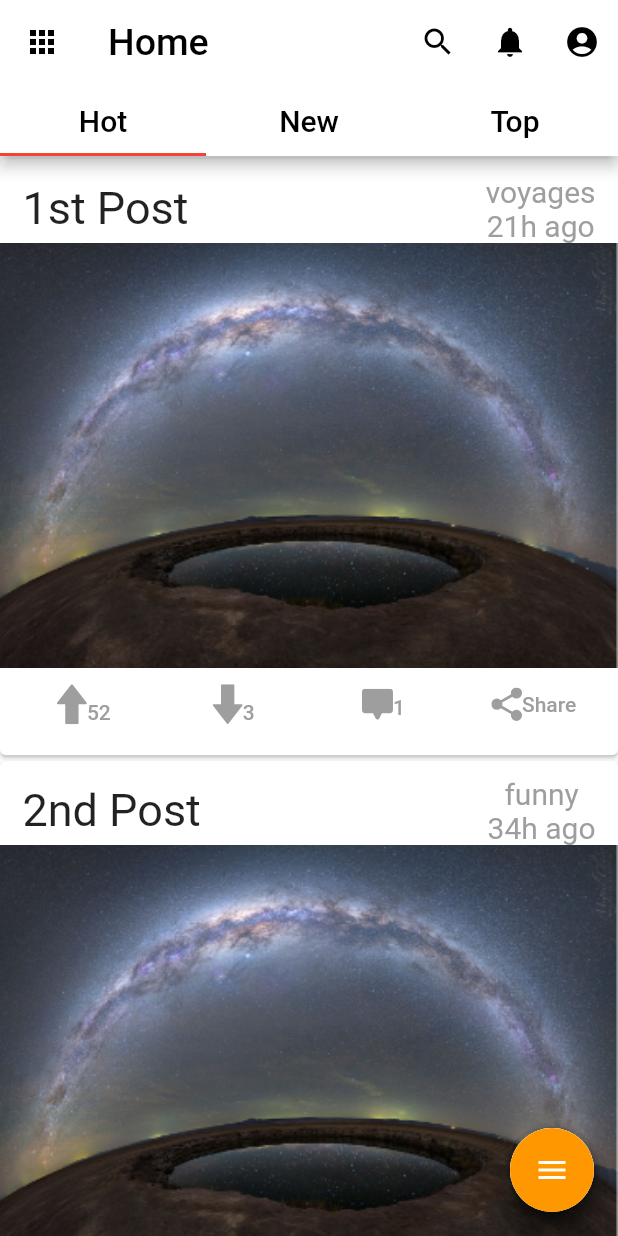
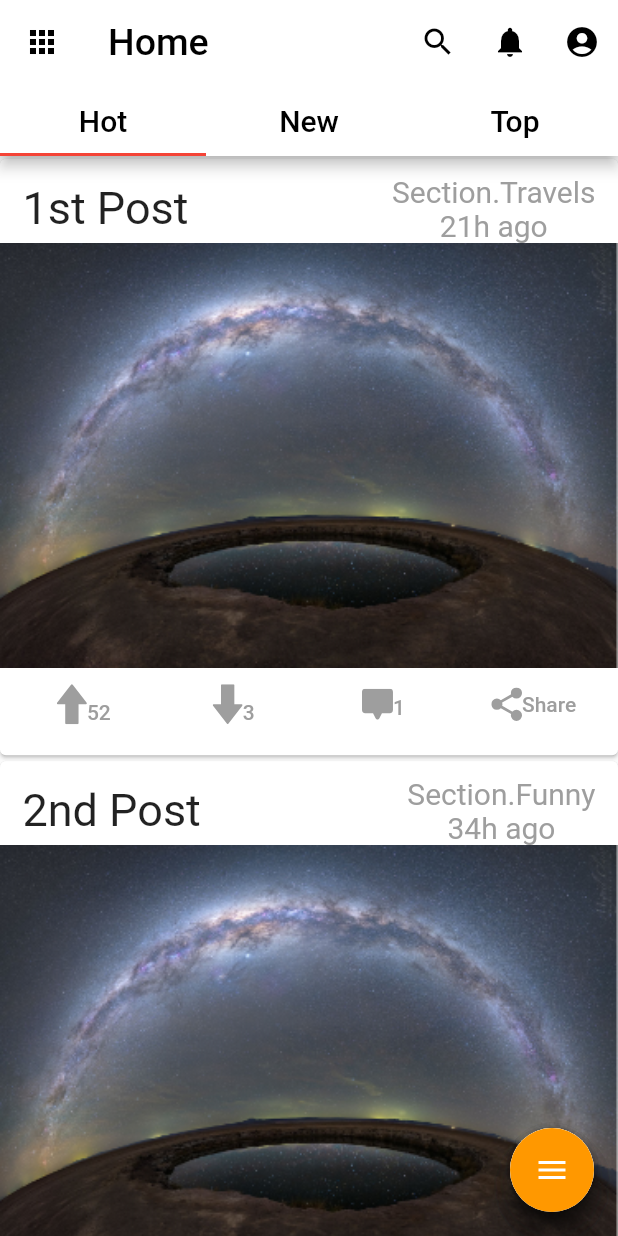
Before and after one commit to TeamInspireMe/InspireMe-Cli, a Flutter app: the Home screen opened directly, on a phone screen of 412 x 824 dp. Run offline on Flutter 3.47's test engine with Material 2 defaults, Android fonts, the phone set to English and light mode, and no system bars; our stand-ins replace flutter_svg.

Commit message:
added classes

```diff
--- a/inspire_me/lib/class/postclass.dart
+++ b/inspire_me/lib/class/postclass.dart
@@ -1,14 +1,17 @@
+import './user.dart';
+
 class Post {
   String title;
   DateTime hour;
   int likes;
   int dislikes;
   List<Comment> comments;
-  String url;
-  String category;
+  String content;
+  Section category;
   bool liked = false;
   bool disliked = false;
-  String user;
+  User user;
+  Type type;
 
   Post(
     this.title,
@@ -16,20 +19,21 @@ class Post {
     this.likes,
     this.dislikes,
     this.comments,
-    this.url,
+    this.content,
     this.category,
-    this.user
+    this.user,
+    this.type,
     );
 }
 
 class Comment{
   String text;
-  DateTime hour;
-  String user;
+  DateTime createdAt;
+  User user;
 
-  Comment(this.user,this.text,this.hour);
+  Comment(this.user,this.text,this.createdAt);
 }
 
-class Category{
-  //TODO
-}
+enum Section{Science,Travels,Funny,Motivation}
+
+enum Type{Text,Video,Photo}
--- /dev/null
+++ b/inspire_me/lib/class/user.dart
@@ -0,0 +1,9 @@
+class User{
+  String email;
+  String username;
+  String password;
+  DateTime createdAd;
+  String profilPic;
+
+  User(this.email,this.username,this.password,this.createdAd,this.profilPic);
+}
--- a/inspire_me/lib/screens/home.dart
+++ b/inspire_me/lib/screens/home.dart
@@ -2,6 +2,7 @@ import 'package:flutter/material.dart';
 import './postview.dart';
 import './addbutton.dart';
 import '../class/postclass.dart';
+import '../class/user.dart';
 
 class Home extends StatefulWidget {
   @override
@@ -12,34 +13,59 @@ class _HomeState extends State<Home> {
   List<Post> listPosts = [
     Post(
         '1st Post',
-        DateTime(2020,04,30,13,00),
+        DateTime(2020, 04, 30, 13, 00),
         52,
         3,
-        [Comment('Steevo','1st comment', DateTime(2020,04,30,12,30))] ,
+        [
+          Comment(
+              User('email', 'Steeve', 'password',
+                  DateTime(2020, 05, 01, 13, 00), 'profilPic'),
+              '1st comment',
+              DateTime(2020, 04, 30, 12, 30))
+        ],
         './assets/post1.png',
-        'voyages',
-        'Thomas'),
+        Section.Travels,
+        User('thomas@email.fr', 'Thomas', 'password',
+            DateTime(2020, 04, 30, 13, 00), 'profilPic'),
+        Type.Photo),
     Post(
         '2nd Post',
-        DateTime(2020,04,29,23,45),
+        DateTime(2020, 04, 29, 23, 45),
         15,
         1,
         [
-          Comment('Gab','Lorem ipsum dolor sit amet, consectetur adipiscing elit.', DateTime(2020,04,28,12,00)),
-          Comment('Marc','2nd comment', DateTime(2020,04,30,14,12))
-        ] ,
+          Comment(
+              User('email', 'Pierre', 'password',
+                  DateTime(2020, 05, 01, 13, 00), 'profilPic'),
+              'Lorem ipsum dolor sit amet, consectetur adipiscing elit.',
+              DateTime(2020, 04, 28, 12, 00)),
+          Comment(
+              User('email', 'Gab', 'password', DateTime(2020, 05, 01, 13, 00),
+                  'profilPic'),
+              '2nd comment',
+              DateTime(2020, 04, 30, 14, 12))
+        ],
         './assets/post1.png',
-        'funny',
-        'Jean'),
+        Section.Funny,
+        User('jean@email.fr', 'Jean', 'password',
+            DateTime(2020, 04, 31, 13, 00), 'profilPic'),
+        Type.Photo),
     Post(
         '3rd Post',
-        DateTime(2020,04,30,23,),
+        DateTime(
+          2020,
+          04,
+          30,
+          23,
+        ),
         154,
         43,
-        [] ,
+        [],
         './assets/post1.png',
-        'science',
-        'Pierre'),
+        Section.Motivation,
+        User('marc@email.fr', 'Marc', 'password',
+            DateTime(2020, 04, 31, 10, 00), 'profilPic'),
+        Type.Photo),
   ];
 
   add() {
@@ -88,13 +114,13 @@ class _HomeState extends State<Home> {
               ])),
           body: TabBarView(children: [
             ListView(
-              children: listPosts.map((post) => PostView(false,post)).toList(),
+              children: listPosts.map((post) => PostView(false, post)).toList(),
             ),
             ListView(
-              children: listPosts.map((post) => PostView(false,post)).toList(),
+              children: listPosts.map((post) => PostView(false, post)).toList(),
             ),
             ListView(
-              children: listPosts.map((post) => PostView(false,post)).toList(),
+              children: listPosts.map((post) => PostView(false, post)).toList(),
             ),
           ]),
           floatingActionButton: AddButton()),
```
Also changed, not shown: inspire_me/lib/screens/addbutton.dart (+18 -9 lines), inspire_me/lib/screens/addmediapost.dart (added, +28 -0 lines), inspire_me/lib/screens/addpost.dart (deleted, +0 -18 lines), inspire_me/lib/screens/addtextpost.dart (added, +28 -0 lines), inspire_me/lib/screens/postdetailedview.dart (+9 -4 lines).
